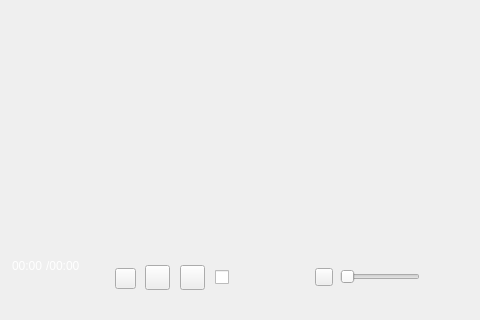
Greedysky/TTKMusicPlayer, file TTKCore/musicUi/musicApplication/musicapplication.ui: the form before one commit; both pictures show x 510 to 990 and y 310 to 630 of the 990 by 630 pixel window.
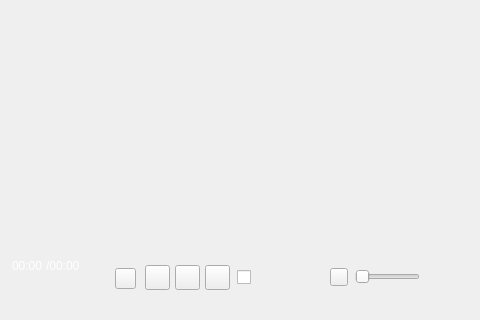
The form after the commit. Icons and pictures are not drawn. Custom widgets are drawn as their Qt base class.

Commit message: #16 #24 add similar songs found module[300148]

```diff
--- a/TTKCore/musicUi/musicApplication/musicapplication.ui
+++ b/TTKCore/musicUi/musicApplication/musicapplication.ui
@@ -567,7 +567,7 @@
   <widget class="QCheckBox" name="musicDesktopLrc">
    <property name="geometry">
     <rect>
-     <x>725</x>
+     <x>747</x>
      <y>577</y>
      <width>20</width>
      <height>20</height>
@@ -586,7 +586,7 @@
   <widget class="MusicEnhancedWidget" name="musicEnhancedButton" native="true">
    <property name="geometry">
     <rect>
-     <x>755</x>
+     <x>775</x>
      <y>578</y>
      <width>50</width>
      <height>20</height>
@@ -596,9 +596,9 @@
   <widget class="QSlider" name="musicSoundSlider">
    <property name="geometry">
     <rect>
-     <x>850</x>
+     <x>865</x>
      <y>579</y>
-     <width>80</width>
+     <width>65</width>
      <height>16</height>
     </rect>
    </property>
@@ -609,7 +609,7 @@
   <widget class="QToolButton" name="musicSound">
    <property name="geometry">
     <rect>
-     <x>825</x>
+     <x>840</x>
      <y>578</y>
      <width>18</width>
      <height>18</height>
@@ -625,7 +625,23 @@
   <widget class="QToolButton" name="musicDownload">
    <property name="geometry">
     <rect>
-     <x>690</x>
+     <x>685</x>
+     <y>575</y>
+     <width>25</width>
+     <height>25</height>
+    </rect>
+   </property>
+   <property name="styleSheet">
+    <string notr="true"/>
+   </property>
+   <property name="text">
+    <string/>
+   </property>
+  </widget>
+  <widget class="QToolButton" name="musicSimilarFound">
+   <property name="geometry">
+    <rect>
+     <x>715</x>
      <y>575</y>
      <width>25</width>
      <height>25</height>
```
Left out of the diff: 1 changed line with no effect on the pictures. The commit also changes 5 other files.
